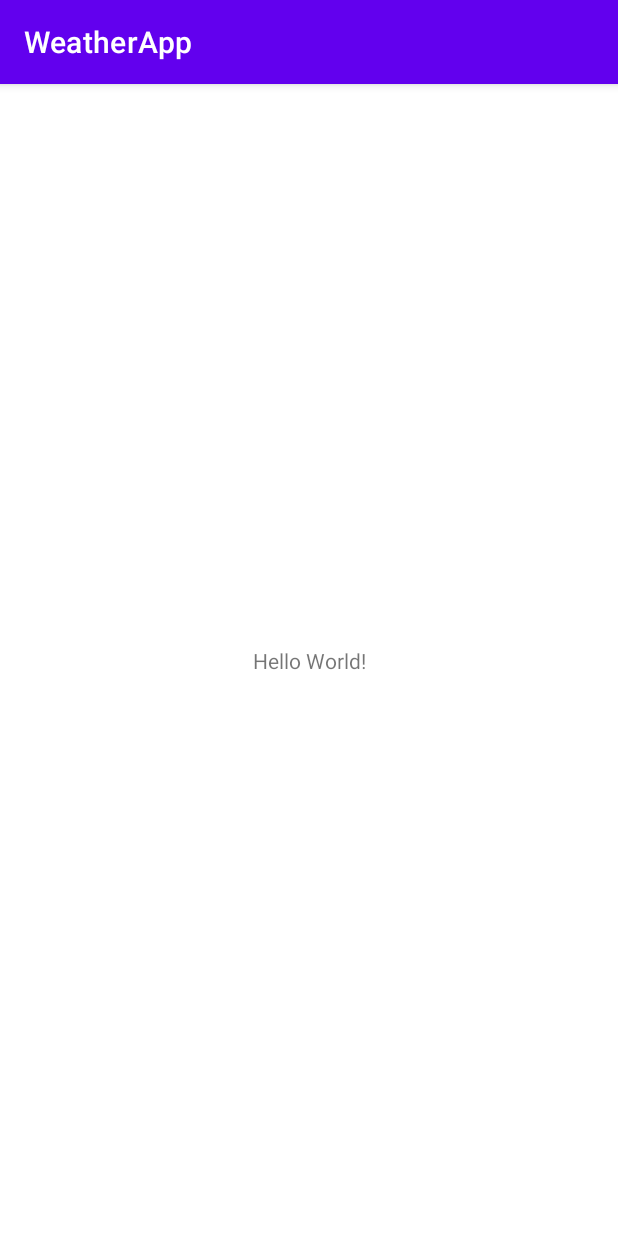
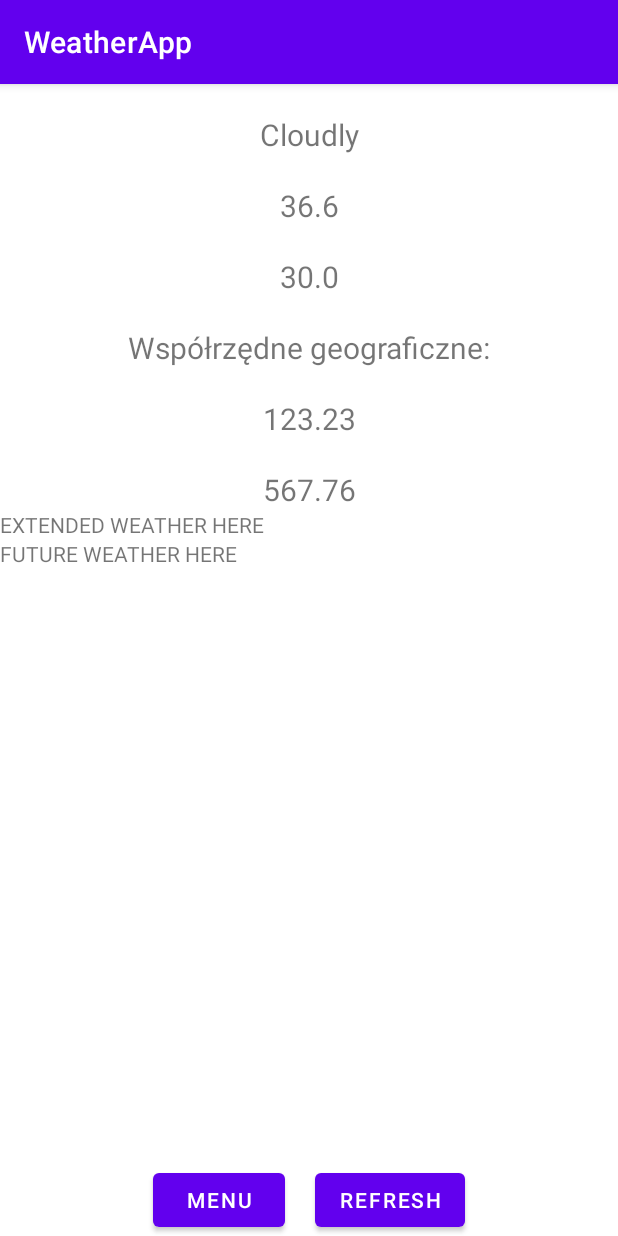
Before and after one commit to 228820/weatherApp, an Android app: the screen it shows after launch (MainActivity), on a phone screen of 412 x 824 dp. Run offline under Robolectric (Android 15) with nearby library versions, the phone set to English and light mode, and no system bars.

Commit message:
Add first version of layout

```diff
--- /dev/null
+++ b/app/src/main/java/com/example/weatherapp/BasicWeatherFragment.java
@@ -0,0 +1,82 @@
+package com.example.weatherapp;
+
+import android.os.Bundle;
+import android.view.LayoutInflater;
+import android.view.View;
+import android.view.ViewGroup;
+import android.widget.TextView;
+
+import androidx.fragment.app.Fragment;
+
+public class BasicWeatherFragment extends Fragment {
+    View view;
+    Double lonValue, lanValue, tempValue, feelsLikeValue;
+    String descValue;
+    TextView desc, temp, feelsLike, lon, lat;
+
+//
+//    // TODO: Rename parameter arguments, choose names that match
+//    // the fragment initialization parameters, e.g. ARG_ITEM_NUMBER
+//    private static final String ARG_PARAM1 = "param1";
+//    private static final String ARG_PARAM2 = "param2";
+//
+//    // TODO: Rename and change types of parameters
+//    private String mParam1;
+//    private String mParam2;
+//
+
+    public BasicWeatherFragment(Double lon, Double lan, Double temp, Double feelsLike, String description) {
+        this.lonValue = lon;
+        this.lanValue = lan;
+        this.tempValue = temp;
+        this.feelsLikeValue = feelsLike;
+        this.descValue = description;
+    }
+//
+//    /**
+//     * Use this factory method to create a new instance of
+//     * this fragment using the provided parameters.
+//     *
+//     * @param param1 Parameter 1.
+//     * @param param2 Parameter 2.
+//     * @return A new instance of fragment BasicWeatherFragment.
+//     */
+//    // TODO: Rename and change types and number of parameters
+//    public static BasicWeatherFragment newInstance(String param1, String param2) {
+//        BasicWeatherFragment fragment = new BasicWeatherFragment();
+//        Bundle args = new Bundle();
+//        args.putString(ARG_PARAM1, param1);
+//        args.putString(ARG_PARAM2, param2);
+//        fragment.setArguments(args);
+//        return fragment;
+//    }
+//
+//    @Override
+//    public void onCreate(Bundle savedInstanceState) {
+//        super.onCreate(savedInstanceState);
+//        if (getArguments() != null) {
+//            mParam1 = getArguments().getString(ARG_PARAM1);
+//            mParam2 = getArguments().getString(ARG_PARAM2);
+//        }
+//    }
+
+    @Override
+    public View onCreateView(LayoutInflater inflater, ViewGroup container, Bundle savedInstanceState) {
+        // Inflate the layout for this fragment
+        this.view = inflater.inflate(R.layout.fragment_basic_weather, container, false);
+
+        desc = view.findViewById(R.id.desc);
+        temp = view.findViewById(R.id.temp);
+        feelsLike = view.findViewById(R.id.feelsLike);
+        lon = view.findViewById(R.id.lon);
+        lat = view.findViewById(R.id.lat);
+
+        this.desc.setText(this.descValue.toString());
+        this.temp.setText(this.tempValue.toString());
+        this.feelsLike.setText(this.feelsLikeValue.toString());
+        this.lon.setText(this.lonValue.toString());
+        this.lat.setText(this.lanValue.toString());
+
+        return view;
+    }
+}
--- /dev/null
+++ b/app/src/main/java/com/example/weatherapp/ExtendedWeatherFragment.java
@@ -0,0 +1,63 @@
+package com.example.weatherapp;
+
+import android.os.Bundle;
+import android.view.LayoutInflater;
+import android.view.View;
+import android.view.ViewGroup;
+
+import androidx.fragment.app.Fragment;
+
+/**
+ * A simple {@link Fragment} subclass.
+ * Use the {@link ExtendedWeatherFragment#newInstance} factory method to
+ * create an instance of this fragment.
+ */
+public class ExtendedWeatherFragment extends Fragment {
+//
+//    // TODO: Rename parameter arguments, choose names that match
+//    // the fragment initialization parameters, e.g. ARG_ITEM_NUMBER
+//    private static final String ARG_PARAM1 = "param1";
+//    private static final String ARG_PARAM2 = "param2";
+//
+//    // TODO: Rename and change types of parameters
+//    private String mParam1;
+//    private String mParam2;
+//
+//    public ExtendedWeatherFragment() {
+//        // Required empty public constructor
+//    }
+//
+//    /**
+//     * Use this factory method to create a new instance of
+//     * this fragment using the provided parameters.
+//     *
+//     * @param param1 Parameter 1.
+//     * @param param2 Parameter 2.
+//     * @return A new instance of fragment ExtendedWeatherFragment.
+//     */
+//    // TODO: Rename and change types and number of parameters
+//    public static ExtendedWeatherFragment newInstance(String param1, String param2) {
+//        ExtendedWeatherFragment fragment = new ExtendedWeatherFragment();
+//        Bundle args = new Bundle();
+//        args.putString(ARG_PARAM1, param1);
+//        args.putString(ARG_PARAM2, param2);
+//        fragment.setArguments(args);
+//        return fragment;
+//    }
+//
+//    @Override
+//    public void onCreate(Bundle savedInstanceState) {
+//        super.onCreate(savedInstanceState);
+//        if (getArguments() != null) {
+//            mParam1 = getArguments().getString(ARG_PARAM1);
+//            mParam2 = getArguments().getString(ARG_PARAM2);
+//        }
+//    }
+
+    @Override
+    public View onCreateView(LayoutInflater inflater, ViewGroup container,
+                             Bundle savedInstanceState) {
+        // Inflate the layout for this fragment
+        return inflater.inflate(R.layout.fragment_extended_weather, container, false);
+    }
+}
--- /dev/null
+++ b/app/src/main/java/com/example/weatherapp/FutureWeatherFragment.java
@@ -0,0 +1,63 @@
+package com.example.weatherapp;
+
+import android.os.Bundle;
+import android.view.LayoutInflater;
+import android.view.View;
+import android.view.ViewGroup;
+
+import androidx.fragment.app.Fragment;
+
+/**
+ * A simple {@link Fragment} subclass.
+ * Use the {@link FutureWeatherFragment#newInstance} factory method to
+ * create an instance of this fragment.
+ */
+public class FutureWeatherFragment extends Fragment {
+//
+//    // TODO: Rename parameter arguments, choose names that match
+//    // the fragment initialization parameters, e.g. ARG_ITEM_NUMBER
+//    private static final String ARG_PARAM1 = "param1";
+//    private static final String ARG_PARAM2 = "param2";
+//
+//    // TODO: Rename and change types of parameters
+//    private String mParam1;
+//    private String mParam2;
+//
+//    public FutureWeatherFragment() {
+//        // Required empty public constructor
+//    }
+//
+//    /**
+//     * Use this factory method to create a new instance of
+//     * this fragment using the provided parameters.
+//     *
+//     * @param param1 Parameter 1.
+//     * @param param2 Parameter 2.
+//     * @return A new instance of fragment FutureWeatherFragment.
+//     */
+//    // TODO: Rename and change types and number of parameters
+//    public static FutureWeatherFragment newInstance(String param1, String param2) {
+//        FutureWeatherFragment fragment = new FutureWeatherFragment();
+//        Bundle args = new Bundle();
+//        args.putString(ARG_PARAM1, param1);
+//        args.putString(ARG_PARAM2, param2);
+//        fragment.setArguments(args);
+//        return fragment;
+//    }
+//
+//    @Override
+//    public void onCreate(Bundle savedInstanceState) {
+//        super.onCreate(savedInstanceState);
+//        if (getArguments() != null) {
+//            mParam1 = getArguments().getString(ARG_PARAM1);
+//            mParam2 = getArguments().getString(ARG_PARAM2);
+//        }
+//    }
+
+    @Override
+    public View onCreateView(LayoutInflater inflater, ViewGroup container,
+                             Bundle savedInstanceState) {
+        // Inflate the layout for this fragment
+        return inflater.inflate(R.layout.fragment_future_weather, container, false);
+    }
+}
--- a/app/src/main/java/com/example/weatherapp/MainActivity.java
+++ b/app/src/main/java/com/example/weatherapp/MainActivity.java
@@ -7,6 +7,8 @@ import android.os.Bundle;
 import android.util.Log;
 
 import androidx.appcompat.app.AppCompatActivity;
+import androidx.fragment.app.FragmentManager;
+import androidx.fragment.app.FragmentTransaction;
 
 import com.example.weatherapp.pojo.CurrentWeatherData;
 import com.example.weatherapp.pojo.FutureWeatherData;
@@ -160,13 +162,26 @@ public class MainActivity extends AppCompatActivity {
             Log.d("TEST", "There is no internet connection!");
         }
 
-        /**
-         GET
-         **/
-        if(isNetworkAvailable()) {
-            apiInterface = APIClient.getClient().create(APIInterface.class);
-            getCoordinates();
-        }
+        BasicWeatherFragment basicWeatherFragment = new BasicWeatherFragment(123.23, 567.76, 36.6, 30.0, "Cloudly");
+        ExtendedWeatherFragment extendedWeatherFragment = new ExtendedWeatherFragment();
+        FutureWeatherFragment futureWeatherFragment = new FutureWeatherFragment();
+
+
+        FragmentManager fragmentManager = getSupportFragmentManager();
+        FragmentTransaction fragmentTransaction = fragmentManager.beginTransaction();
+        fragmentTransaction.replace(R.id.basicWeatherFragment, basicWeatherFragment);
+        fragmentTransaction.replace(R.id.extendedWeatherFragment, extendedWeatherFragment);
+        fragmentTransaction.replace(R.id.futureWeatherFragment, futureWeatherFragment);
+//
+        fragmentTransaction.commit();
+
+//        /**
+//         GET
+//         **/
+//        if(isNetworkAvailable()) {
+//            apiInterface = APIClient.getClient().create(APIInterface.class);
+//            getCoordinates();
+//        }
 
     }
 }
--- a/app/src/main/res/layout/activity_main.xml
+++ b/app/src/main/res/layout/activity_main.xml
@@ -1,18 +1,62 @@
 <?xml version="1.0" encoding="utf-8"?>
-<androidx.constraintlayout.widget.ConstraintLayout xmlns:android="http://schemas.android.com/apk/res/android"
-    xmlns:app="http://schemas.android.com/apk/res-auto"
-    xmlns:tools="http://schemas.android.com/tools"
+<RelativeLayout xmlns:android="http://schemas.android.com/apk/res/android"
     android:layout_width="match_parent"
-    android:layout_height="match_parent"
-    tools:context=".MainActivity">
+    android:layout_height="match_parent">
 
-    <TextView
-        android:layout_width="wrap_content"
+    <LinearLayout
+        android:id="@+id/buttons"
+        android:layout_width="match_parent"
         android:layout_height="wrap_content"
-        android:text="Hello World!"
-        app:layout_constraintBottom_toBottomOf="parent"
-        app:layout_constraintEnd_toEndOf="parent"
-        app:layout_constraintStart_toStartOf="parent"
-        app:layout_constraintTop_toTopOf="parent" />
+        android:orientation="horizontal"
+        android:gravity="center"
+        android:layout_alignParentBottom="true">
 
-</androidx.constraintlayout.widget.ConstraintLayout>
+        <Button
+            android:id="@+id/menuBtn"
+            android:layout_width="wrap_content"
+            android:layout_height="wrap_content"
+            android:layout_marginRight="10dp"
+            android:text="Menu" />
+
+        <Button
+            android:id="@+id/refreshBtn"
+            android:layout_width="wrap_content"
+            android:layout_height="wrap_content"
+            android:layout_marginLeft="10dp"
+            android:text="Refresh" />
+    </LinearLayout>
+
+    <ScrollView
+        android:layout_width="match_parent"
+        android:layout_height="match_parent"
+        android:layout_above="@id/buttons">
+
+        <LinearLayout
+            android:layout_width="match_parent"
+            android:layout_height="match_parent"
+            android:orientation="vertical">
+
+            <FrameLayout
+                android:id="@+id/basicWeatherFragment"
+                android:layout_width="match_parent"
+                android:layout_height="wrap_content">
+            </FrameLayout>
+
+
+            <FrameLayout
+                android:id="@+id/extendedWeatherFragment"
+                android:layout_width="match_parent"
+                android:layout_height="wrap_content">
+            </FrameLayout>
+
+
+            <FrameLayout
+                android:id="@+id/futureWeatherFragment"
+                android:layout_width="match_parent"
+                android:layout_height="wrap_content">
+            </FrameLayout>
+
+
+        </LinearLayout>
+    </ScrollView>
+</RelativeLayout>
--- /dev/null
+++ b/app/src/main/res/layout/fragment_basic_weather.xml
@@ -0,0 +1,90 @@
+<?xml version="1.0" encoding="utf-8"?>
+<FrameLayout xmlns:android="http://schemas.android.com/apk/res/android"
+    xmlns:app="http://schemas.android.com/apk/res-auto"
+    xmlns:tools="http://schemas.android.com/tools"
+    android:layout_width="match_parent"
+    android:layout_height="match_parent"
+    tools:context=".BasicWeatherFragment">
+
+    <!-- TODO: Update blank fragment layout -->
+
+    <androidx.constraintlayout.widget.ConstraintLayout
+        android:layout_width="match_parent"
+        android:layout_height="match_parent">
+
+        <TextView
+            android:id="@+id/temp"
+            android:layout_width="match_parent"
+            android:layout_height="wrap_content"
+            android:layout_marginTop="20dp"
+            android:text="TEMPERATURE: ERROR!!!"
+            android:textAlignment="center"
+            android:textSize="20sp"
+            app:layout_constraintEnd_toEndOf="parent"
+            app:layout_constraintHorizontal_bias="0.0"
+            app:layout_constraintStart_toStartOf="parent"
+            app:layout_constraintTop_toBottomOf="@+id/desc" />
+
+        <TextView
+            android:id="@+id/desc"
+            android:layout_width="match_parent"
+            android:layout_height="wrap_content"
+            android:layout_marginTop="20dp"
+            android:text="DESCRIPTION: ERROR!!!"
+            android:textAlignment="center"
+            android:textSize="20sp"
+            app:layout_constraintEnd_toEndOf="parent"
+            app:layout_constraintHorizontal_bias="0.498"
+            app:layout_constraintStart_toStartOf="parent"
+            app:layout_constraintTop_toTopOf="parent" />
+
+        <TextView
+            android:id="@+id/feelsLike"
+            android:layout_width="match_parent"
+            android:layout_height="wrap_content"
+            android:layout_marginTop="20dp"
+            android:text="FEELS LIKE: ERROR!!!"
+            android:textAlignment="center"
+            android:textSize="20sp"
+            app:layout_constraintEnd_toEndOf="parent"
+            app:layout_constraintStart_toStartOf="parent"
+            app:layout_constraintTop_toBottomOf="@+id/temp" />
+
+        <TextView
+            android:id="@+id/textView3"
+            android:layout_width="match_parent"
+            android:layout_height="wrap_content"
+            android:layout_marginTop="20dp"
+            android:text="Współrzędne geograficzne:"
+            android:textAlignment="center"
+            android:textSize="20sp"
+            app:layout_constraintEnd_toEndOf="parent"
+            app:layout_constraintStart_toStartOf="parent"
+            app:layout_constraintTop_toBottomOf="@+id/feelsLike" />
+
+        <TextView
+            android:id="@+id/lon"
+            android:layout_width="match_parent"
+            android:layout_height="wrap_content"
+            android:layout_marginTop="20dp"
+            android:text="LON: ERROR!!!"
+            android:textAlignment="center"
+            android:textSize="20sp"
+            app:layout_constraintEnd_toEndOf="parent"
+            app:layout_constraintStart_toStartOf="parent"
+            app:layout_constraintTop_toBottomOf="@+id/textView3" />
+
+        <TextView
+            android:id="@+id/lat"
+            android:layout_width="match_parent"
+            android:layout_height="wrap_content"
+            android:layout_marginTop="20dp"
+            android:text="LAT: ERROR!!!"
+            android:textAlignment="center"
+            android:textSize="20sp"
+            app:layout_constraintEnd_toEndOf="parent"
+            app:layout_constraintStart_toStartOf="parent"
+            app:layout_constraintTop_toBottomOf="@+id/lon" />
+    </androidx.constraintlayout.widget.ConstraintLayout>
+
+</FrameLayout>
--- /dev/null
+++ b/app/src/main/res/layout/fragment_extended_weather.xml
@@ -0,0 +1,14 @@
+<?xml version="1.0" encoding="utf-8"?>
+<FrameLayout xmlns:android="http://schemas.android.com/apk/res/android"
+    xmlns:tools="http://schemas.android.com/tools"
+    android:layout_width="match_parent"
+    android:layout_height="match_parent"
+    tools:context=".ExtendedWeatherFragment">
+
+    <!-- TODO: Update blank fragment layout -->
+    <TextView
+        android:layout_width="match_parent"
+        android:layout_height="match_parent"
+        android:text="EXTENDED WEATHER HERE" />
+
+</FrameLayout>
--- /dev/null
+++ b/app/src/main/res/layout/fragment_future_weather.xml
@@ -0,0 +1,14 @@
+<?xml version="1.0" encoding="utf-8"?>
+<FrameLayout xmlns:android="http://schemas.android.com/apk/res/android"
+    xmlns:tools="http://schemas.android.com/tools"
+    android:layout_width="match_parent"
+    android:layout_height="match_parent"
+    tools:context=".FutureWeatherFragment">
+
+    <!-- TODO: Update blank fragment layout -->
+    <TextView
+        android:layout_width="match_parent"
+        android:layout_height="match_parent"
+        android:text="FUTURE WEATHER HERE" />
+
+</FrameLayout>
--- a/app/src/main/res/values/strings.xml
+++ b/app/src/main/res/values/strings.xml
@@ -1,3 +1,5 @@
 <resources>
     <string name="app_name">WeatherApp</string>
+    <!-- TODO: Remove or change this placeholder text -->
+    <string name="hello_blank_fragment">Hello blank fragment</string>
 </resources>
```
